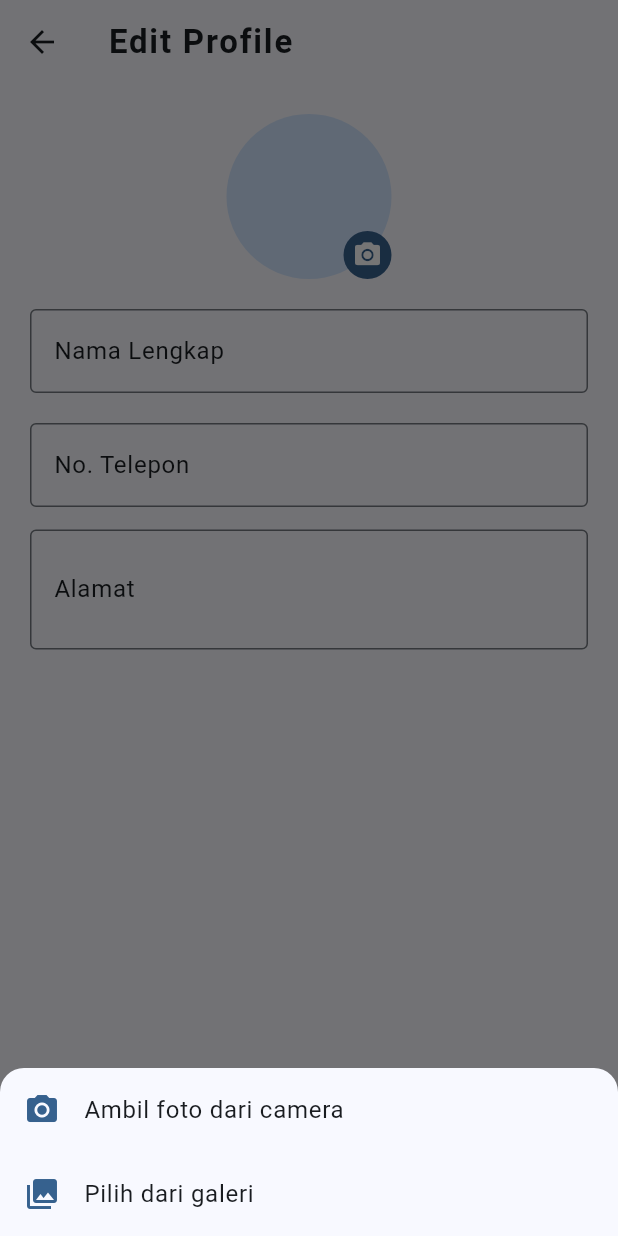
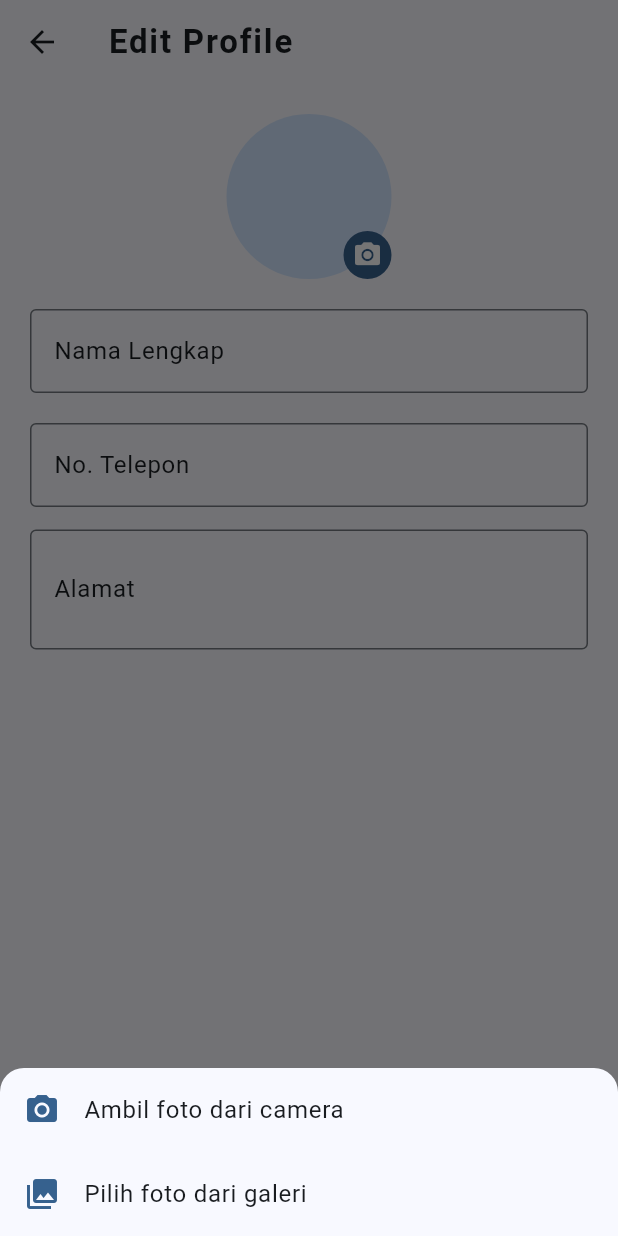
Before and after one commit to UlfiatulRosida/project_tim, a Flutter app: the HalamanEditProfile screen opened directly with empty values, after a tap on the "camera alt" icon, on a phone screen of 412 x 824 dp. Run offline on Flutter 3.47's test engine with Material 3 defaults, Android fonts, the phone set to English and light mode, and no system bars; our stand-ins replace image_picker, shared_preferences; accounts and stored records are empty; network calls fail.

Commit message:
benahi sedikit

```diff
--- a/lib/pages/edit_profile_page.dart
+++ b/lib/pages/edit_profile_page.dart
@@ -66,7 +66,7 @@ class _HalamanEditProfileState extends State<HalamanEditProfile> {
                   Icons.photo_library,
                   color: Theme.of(context).colorScheme.primary,
                 ),
-                title: const Text("Pilih dari galeri"),
+                title: const Text("Pilih foto dari galeri"),
                 onTap: () {
                   Navigator.pop(context);
                   _ambilFoto(ImageSource.gallery);
```
